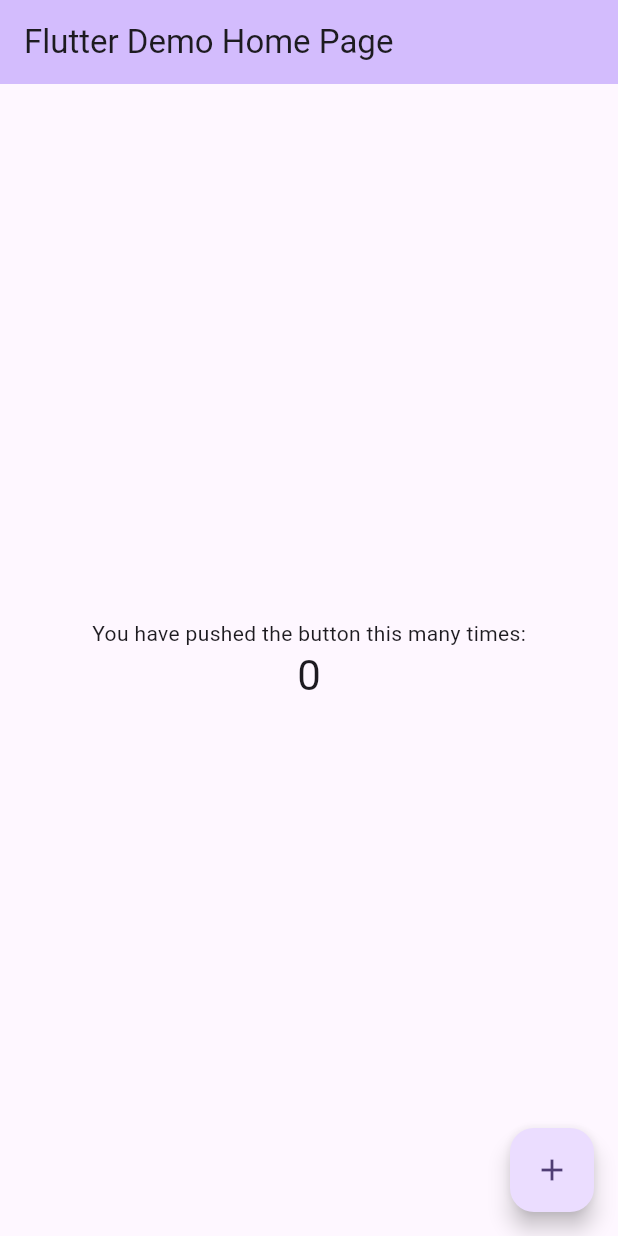
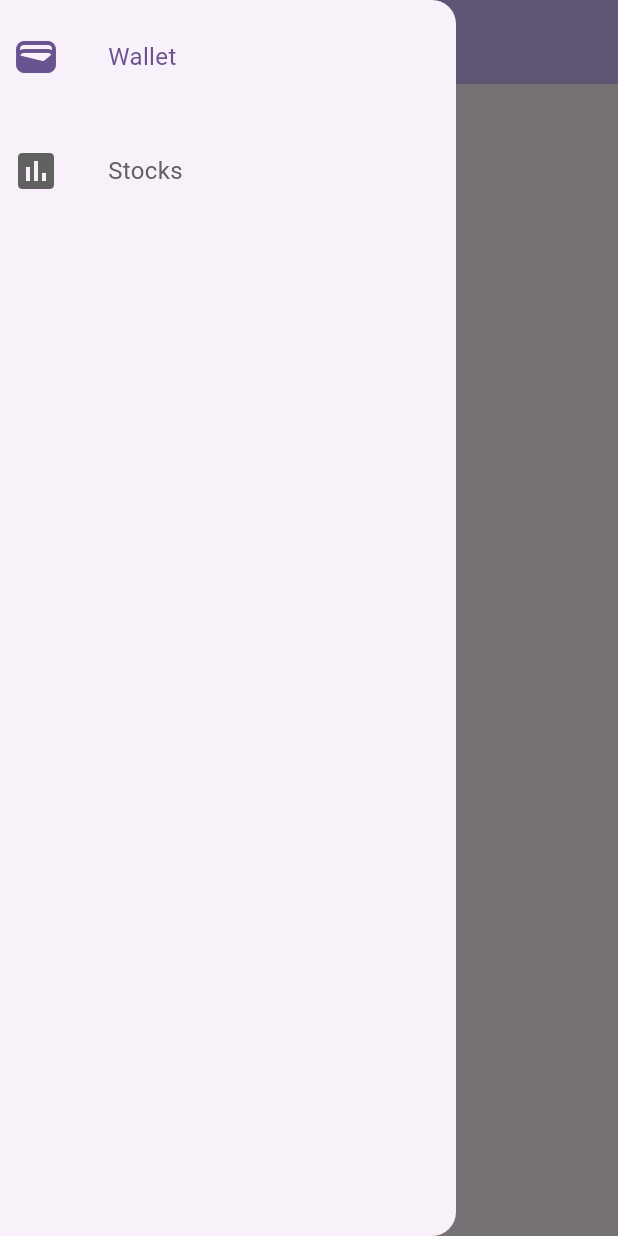
Before and after one commit to FilipeVeber/stock_manager_app, a Flutter app: the screen it shows after launch, with the side drawer open (before the commit the screen has no drawer), on a phone screen of 412 x 824 dp. Run offline on Flutter 3.47's test engine with Material 3 defaults, Android fonts, the phone set to English and light mode, and no system bars; network calls fail.

Commit message:
feat: Getting wallet and listing balance and stocks

```diff
--- /dev/null
+++ b/lib/controllers/wallet_controller.dart
@@ -0,0 +1,11 @@
+import 'package:stock_manager_app/models/wallet.dart';
+
+import '../services/wallet_service.dart';
+
+class WalletController {
+  WalletService walletService = WalletService();
+
+  Future<Wallet> getWallet() async {
+    return walletService.getWallet();
+  }
+}
--- /dev/null
+++ b/lib/drawer_menu.dart
@@ -0,0 +1,71 @@
+import 'package:flutter/material.dart';
+
+class DrawerMenu extends StatelessWidget {
+  final PageController _pageController;
+
+  const DrawerMenu(this._pageController);
+
+  @override
+  Widget build(BuildContext context) {
+    return Drawer(
+      child: ListView(
+        children: [
+          DrawerMenuTile(Icons.wallet, "Wallet", _pageController, 0),
+          DrawerMenuTile(Icons.insert_chart, "Stocks", _pageController, 1),
+        ],
+      ),
+    );
+  }
+}
+
+class DrawerMenuTile extends StatelessWidget {
+  final IconData _icon;
+  final String _description;
+  final PageController _pageController;
+  final int _page;
+
+  const DrawerMenuTile(
+      this._icon, this._description, this._pageController, this._page);
+
+  @override
+  Widget build(BuildContext context) {
+    return Material(
+      color: Colors.transparent,
+      child: Padding(
+        padding: const EdgeInsets.all(8.0),
+        child: InkWell(
+          child: Container(
+            height: 60,
+            child: Row(
+              children: <Widget>[
+                Icon(
+                  _icon,
+                  size: 32,
+                  color: _pageController.page!.round() == _page
+                      ? Theme.of(context).primaryColor
+                      : Colors.grey[700],
+                ),
+                SizedBox(
+                  width: 32,
+                ),
+                Text(
+                  _description,
+                  style: TextStyle(
+                    fontSize: 16,
+                    color: _pageController.page!.round() == _page
+                        ? Theme.of(context).primaryColor
+                        : Colors.grey[700],
+                  ),
+                )
+              ],
+            ),
+          ),
+          onTap: () {
+            Navigator.of(context).pop();
+            _pageController.jumpToPage(_page);
+          },
+        ),
+      ),
+    );
+  }
+}
--- a/lib/main.dart
+++ b/lib/main.dart
@@ -1,125 +1,45 @@
 import 'package:flutter/material.dart';
+import 'package:stock_manager_app/drawer_menu.dart';
+import 'package:stock_manager_app/stock_page.dart';
+
+import 'pages/wallet_page.dart';
 
 void main() {
-  runApp(const MyApp());
+  runApp(MyApp());
 }
 
 class MyApp extends StatelessWidget {
-  const MyApp({super.key});
+  final _pageController = PageController();
 
-  // This widget is the root of your application.
   @override
   Widget build(BuildContext context) {
     return MaterialApp(
       title: 'Flutter Demo',
       theme: ThemeData(
-        // This is the theme of your application.
-        //
-        // TRY THIS: Try running your application with "flutter run". You'll see
-        // the application has a purple toolbar. Then, without quitting the app,
-        // try changing the seedColor in the colorScheme below to Colors.green
-        // and then invoke "hot reload" (save your changes or press the "hot
-        // reload" button in a Flutter-supported IDE, or press "r" if you used
-        // the command line to start the app).
-        //
-        // Notice that the counter didn't reset back to zero; the application
-        // state is not lost during the reload. To reset the state, use hot
-        // restart instead.
-        //
-        // This works for code too, not just values: Most code changes can be
-        // tested with just a hot reload.
         colorScheme: ColorScheme.fromSeed(seedColor: Colors.deepPurple),
         useMaterial3: true,
       ),
-      home: const MyHomePage(title: 'Flutter Demo Home Page'),
+      home: PageView(
+        controller: _pageController,
+        children: [
+          Scaffold(
+            appBar: AppBar(
+              backgroundColor: Theme.of(context).colorScheme.inversePrimary,
+              title: Text("Wallet"),
+            ),
+            body: WalletPage(),
+            drawer: DrawerMenu(_pageController),
+          ),
+          Scaffold(
+            appBar: AppBar(
+              backgroundColor: Theme.of(context).colorScheme.inversePrimary,
+              title: Text("Stocks"),
+            ),
+            body: StockPage(),
+            drawer: DrawerMenu(_pageController),
+          )
+        ],
+      ),
     );
   }
 }
-
-class MyHomePage extends StatefulWidget {
-  const MyHomePage({super.key, required this.title});
-
-  // This widget is the home page of your application. It is stateful, meaning
-  // that it has a State object (defined below) that contains fields that affect
-  // how it looks.
-
-  // This class is the configuration for the state. It holds the values (in this
-  // case the title) provided by the parent (in this case the App widget) and
-  // used by the build method of the State. Fields in a Widget subclass are
-  // always marked "final".
-
-  final String title;
-
-  @override
-  State<MyHomePage> createState() => _MyHomePageState();
-}
-
-class _MyHomePageState extends State<MyHomePage> {
-  int _counter = 0;
-
-  void _incrementCounter() {
-    setState(() {
-      // This call to setState tells the Flutter framework that something has
-      // changed in this State, which causes it to rerun the build method below
-      // so that the display can reflect the updated values. If we changed
-      // _counter without calling setState(), then the build method would not be
-      // called again, and so nothing would appear to happen.
-      _counter++;
-    });
-  }
-
-  @override
-  Widget build(BuildContext context) {
-    // This method is rerun every time setState is called, for instance as done
-    // by the _incrementCounter method above.
-    //
-    // The Flutter framework has been optimized to make rerunning build methods
-    // fast, so that you can just rebuild anything that needs updating rather
-    // than having to individually change instances of widgets.
-    return Scaffold(
-      appBar: AppBar(
-        // TRY THIS: Try changing the color here to a specific color (to
-        // Colors.amber, perhaps?) and trigger a hot reload to see the AppBar
-        // change color while the other colors stay the same.
-        backgroundColor: Theme.of(context).colorScheme.inversePrimary,
-        // Here we take the value from the MyHomePage object that was created by
-        // the App.build method, and use it to set our appbar title.
-        title: Text(widget.title),
-      ),
-      body: Center(
-        // Center is a layout widget. It takes a single child and positions it
-        // in the middle of the parent.
-        child: Column(
-          // Column is also a layout widget. It takes a list of children and
-          // arranges them vertically. By default, it sizes itself to fit its
-          // children horizontally, and tries to be as tall as its parent.
-          //
-          // Column has various properties to control how it sizes itself and
-          // how it positions its children. Here we use mainAxisAlignment to
-          // center the children vertically; the main axis here is the vertical
-          // axis because Columns are vertical (the cross axis would be
-          // horizontal).
-          //
-          // TRY THIS: Invoke "debug painting" (choose the "Toggle Debug Paint"
-          // action in the IDE, or press "p" in the console), to see the
-          // wireframe for each widget.
-          mainAxisAlignment: MainAxisAlignment.center,
-          children: <Widget>[
-            const Text(
-              'You have pushed the button this many times:',
-            ),
-            Text(
-              '$_counter',
-              style: Theme.of(context).textTheme.headlineMedium,
-            ),
-          ],
-        ),
-      ),
-      floatingActionButton: FloatingActionButton(
-        onPressed: _incrementCounter,
-        tooltip: 'Increment',
-        child: const Icon(Icons.add),
-      ), // This trailing comma makes auto-formatting nicer for build methods.
-    );
-  }
-}
--- /dev/null
+++ b/lib/models/stock.dart
@@ -0,0 +1,11 @@
+class Stock {
+  final String symbol;
+  final int quantity;
+  final double averagePrice;
+
+  Stock(this.symbol, this.quantity, this.averagePrice);
+
+  factory Stock.fromMap(Map<String, dynamic> json) {
+    return Stock(json["symbol"], json["quantity"], json["averagePrice"]);
+  }
+}
--- /dev/null
+++ b/lib/models/wallet.dart
@@ -0,0 +1,19 @@
+import 'package:stock_manager_app/models/stock.dart';
+
+class Wallet {
+  final double balance;
+  final List<Stock> stocks;
+
+  Wallet(this.balance, this.stocks);
+
+  factory Wallet.fromJson(Map<String, dynamic> json) {
+    var x = List<Stock>.from(json["stocks"].map((map) => Stock.fromMap(map)));
+
+    return Wallet(
+        json["balance"],
+        json["stocks"] == null
+            ? List<Stock>.empty()
+            : List<Stock>.from(
+                json["stocks"].map((map) => Stock.fromMap(map))));
+  }
+}
--- /dev/null
+++ b/lib/pages/wallet_page.dart
@@ -0,0 +1,66 @@
+import 'package:flutter/material.dart';
+import 'package:stock_manager_app/controllers/wallet_controller.dart';
+import 'package:stock_manager_app/models/wallet.dart';
+
+class WalletPage extends StatelessWidget {
+  WalletController walletController = WalletController();
+
+  @override
+  Widget build(BuildContext context) {
+    return FutureBuilder(
+      future: walletController.getWallet(),
+      builder: (context, snapshot) {
+        switch (snapshot.connectionState) {
+          case ConnectionState.none:
+          case ConnectionState.waiting:
+          case ConnectionState.active:
+            return const Center(child: CircularProgressIndicator());
+          case ConnectionState.done:
+            return snapshot.hasData
+                ? buildDataLayout(snapshot.data!)
+                : const Center(child: Text("No data was found"));
+          default:
+            return const Center(child: Text("Error. Default clause"));
+        }
+      },
+    );
+  }
+
+  Widget buildDataLayout(Wallet wallet) {
+    return Column(
+      crossAxisAlignment: CrossAxisAlignment.stretch,
+      children: [
+        Center(
+            child: Padding(
+          padding: const EdgeInsets.all(8.0),
+          child: Text(
+            "Balance ${wallet.balance}",
+            style: const TextStyle(fontSize: 20),
+          ),
+        )),
+        Flexible(
+          child: ListView.builder(
+            scrollDirection: Axis.vertical,
+            itemCount: wallet.stocks.length,
+            itemBuilder: (_, int index) {
+              var stock = wallet.stocks[index];
+              // return ListTile(title: Text(stock.symbol));
+
+              return Card(
+                child: Row(
+                  children: [
+                    Text(stock.symbol),
+                    const SizedBox(width: 8),
+                    Text("${stock.quantity}"),
+                    const SizedBox(width: 8),
+                    Text("${stock.averagePrice}"),
+                  ],
+                ),
+              );
+            },
+          ),
+        )
+      ],
+    );
+  }
+}
--- /dev/null
+++ b/lib/services/stock_service.dart
@@ -0,0 +1,3 @@
+abstract class IStockService {}
+
+class StockService {}
--- /dev/null
+++ b/lib/services/wallet_service.dart
@@ -0,0 +1,44 @@
+import 'dart:convert';
+
+import 'package:http/http.dart' as http;
+import 'package:stock_manager_app/models/wallet.dart';
+
+abstract class IWalletService {
+  Future<Wallet> getWallet();
+
+  Future addFunds(double amount);
+
+  Future removeFunds(double amount);
+}
+
+class WalletService implements IWalletService {
+  @override
+  Future<Wallet> getWallet() async {
+    var wallet;
+
+    final response =
+        await http.get(Uri.parse('https://web-api.fly.dev/api/wallet'));
+
+    if (response.statusCode == 200) {
+      wallet =
+          Wallet.fromJson(jsonDecode(response.body) as Map<String, dynamic>);
+    }
+
+    return wallet;
+  }
+
+  @override
+  Future addFunds(double amount) async {
+    var url =
+        Uri.https('localhost:5094', '/wallet/add-funds', {"amount": amount});
+    await http.put(url);
+  }
+
+  @override
+  Future removeFunds(double amount) async {
+    var url =
+        Uri.https('localhost:5094', '/wallet/remove-funds', {"amount": amount});
+
+    await http.put(url);
+  }
+}
--- a/pubspec.yaml
+++ b/pubspec.yaml
@@ -35,6 +35,8 @@ dependencies:
   # The following adds the Cupertino Icons font to your application.
   # Use with the CupertinoIcons class for iOS style icons.
   cupertino_icons: ^1.0.6
+  http: ^1.2.1
+  dio: ^5.4.1
 
 dev_dependencies:
   flutter_test:
```
Also changed, not shown: lib/stock_page.dart (added, +14 -0 lines).
